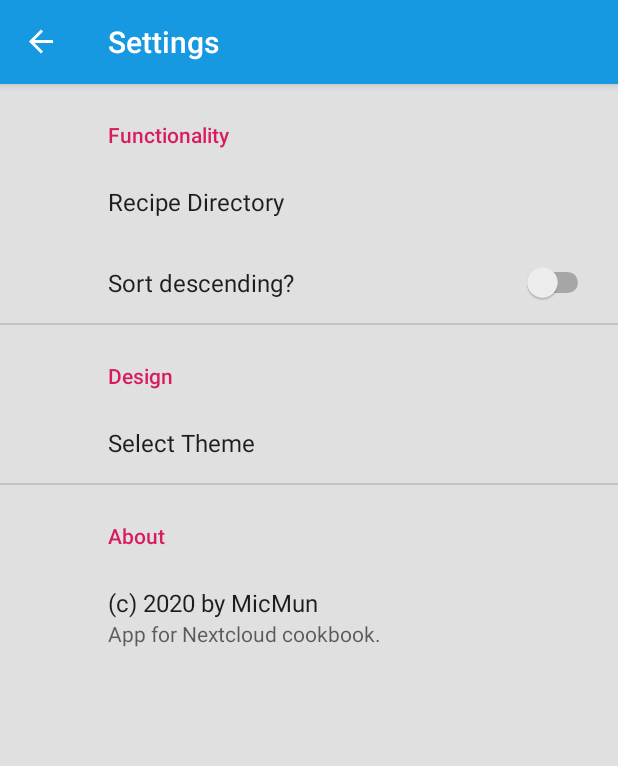
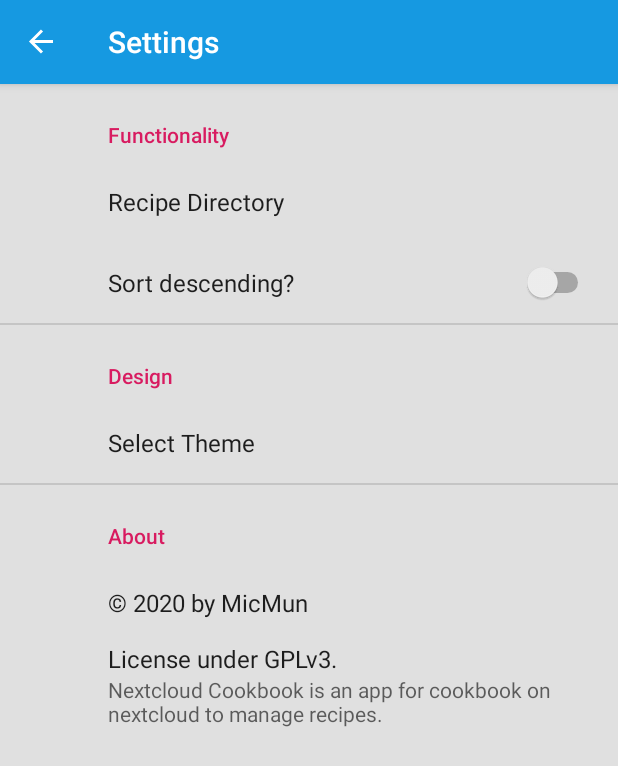
Before and after one commit to timbze/nextcloud-cookbook-android, an Android app: the PreferenceFragment screen opened through its navigation route, on a phone screen of 412 x 824 dp. Shown: the top 766 px of the screen. Run offline under Robolectric (Android 15) with nearby library versions, the phone set to English and light mode, and no system bars; our stand-ins replace androidx.preference, data binding, navigation-ui; libraries missing offline, so code that uses them is left out: com.karumi.dexter, com.obsez.android; 3 statements that could not run were skipped.

Commit message:
Reorganized strings

```diff
--- a/app/src/main/java/de/micmun/android/nextcloudcookbook/ui/preferences/PreferenceFragment.kt
+++ b/app/src/main/java/de/micmun/android/nextcloudcookbook/ui/preferences/PreferenceFragment.kt
@@ -36,7 +36,7 @@ class PreferenceFragment : PreferenceFragmentCompat(), Preference.OnPreferenceCh
 
    override fun onActivityCreated(savedInstanceState: Bundle?) {
       super.onActivityCreated(savedInstanceState)
-      (activity as AppCompatActivity).supportActionBar?.title = getString(R.string.settings_title_bar)
+      (activity as AppCompatActivity).supportActionBar?.title = getString(R.string.menu_settings_title)
    }
 
    override fun onCreatePreferences(savedInstanceState: Bundle?, rootKey: String?) {
--- a/app/src/main/res/layout/fragment_detail.xml
+++ b/app/src/main/res/layout/fragment_detail.xml
@@ -17,8 +17,8 @@
 
         <ImageView
             android:id="@+id/logoImage"
-            android:layout_width="wrap_content"
-            android:layout_height="wrap_content"
+            android:layout_width="0dp"
+            android:layout_height="0dp"
             android:layout_marginStart="16dp"
             android:layout_marginTop="16dp"
             android:layout_marginEnd="16dp"
@@ -33,7 +33,7 @@
             android:layout_width="0dp"
             android:layout_height="wrap_content"
             android:layout_marginStart="16dp"
-            android:layout_marginTop="16dp"
+            android:layout_marginTop="8dp"
             android:layout_marginEnd="16dp"
             android:gravity="center"
             android:textAlignment="center"
--- a/app/src/main/res/menu/overflow_menu.xml
+++ b/app/src/main/res/menu/overflow_menu.xml
@@ -3,12 +3,18 @@
     xmlns:app="http://schemas.android.com/apk/res-auto">
 
     <item
+        android:id="@+id/refreshAction"
+        android:icon="@drawable/ic_refresh"
+        android:title="@string/menu_refresh_tooltip"
+        app:showAsAction="ifRoom"/>
+    <item
         android:id="@+id/searchFragment"
         android:icon="@drawable/ic_search"
-        android:title=""
-        app:showAsAction="ifRoom" />
+        android:title="@string/menu_search_tooltip"
+        app:showAsAction="ifRoom"
+        />
     <item
         android:id="@+id/preferenceFragment"
-        android:title="@string/settings_title_bar"
+        android:title="@string/menu_settings_title"
         app:showAsAction="never" />
 </menu>
--- a/app/src/main/res/values/strings.xml
+++ b/app/src/main/res/values/strings.xml
@@ -1,20 +1,17 @@
 <resources>
     <string name="app_name">Nextcloud Cookbook</string>
-    <string name="nav_title">Recipe List</string>
 
-    <string name="klick_mich">Klick mich</string>
-    <string name="default_number">1</string>
+    <!-- recipe list -->
+    <string name="empty_list">No recipes.</string>
+    <string name="recipe_list_image_desc">Image thumbnail of recipe</string>
 
-    <string name="empty_list">No recipes.</string>
+    <!-- recipe detail -->
+    <string name="recipe_title_bar">%1$s</string>
 
-    <string name="about_text">Nextcloud Cookbook is an app for cookbook on nextcloud to manage recipes.\n© 2020 by MicMun\n\nLicense under GPLv3.</string>
-    <string name="about">About</string>
-    <string name="setting_title">Settings for Nextcloud Cookbook</string>
-    <string name="settings_title_bar">Settings</string>
-    <string name="recipe_title_bar">%1$s</string>
-    <string name="nav_image_desc">nav header image shows cook utility</string>
-
-    <string name="recipe_list_image_desc">Image thumbnail of recipe</string>
+    <!-- menu -->
+    <string name="menu_settings_title">Settings</string>
+    <string name="menu_refresh_tooltip">Refresh recipes</string>
+    <string name="menu_search_tooltip">Search recipe</string>
 
     <!-- preferences -->
     <string name="preftitle_recipeDir">Recipe Directory</string>
@@ -24,6 +21,10 @@
     <string name="title_dir_chooser">Choose a directory…</string>
     <string name="prefkey_descSort" translatable="false">desc_sorting</string>
     <string name="prefkey_theme" translatable="false">theme_setting</string>
+
+    <string name="about_title">About</string>
+    <string name="about_rights">© 2020 by MicMun\n\nLicense under GPLv3.</string>
+    <string name="about_summary">Nextcloud Cookbook is an app for cookbook on nextcloud to manage recipes.</string>
 
     <string-array name="theme_names">
         <item>Light</item>
--- a/app/src/main/res/xml/preferences.xml
+++ b/app/src/main/res/xml/preferences.xml
@@ -24,10 +24,10 @@
             android:title="@string/preftitle_theme" />
     </PreferenceCategory>
 
-    <PreferenceCategory android:title="About">
+    <PreferenceCategory android:title="@string/about_title">
         <Preference
             android:key="aboutKey"
-            android:summary="App for Nextcloud cookbook."
-            android:title="(c) 2020 by MicMun" />
+            android:summary="@string/about_summary"
+            android:title="@string/about_rights" />
     </PreferenceCategory>
 </PreferenceScreen>
```
Also changed, not shown: app/build.gradle (indentation only), build.gradle (indentation only).
